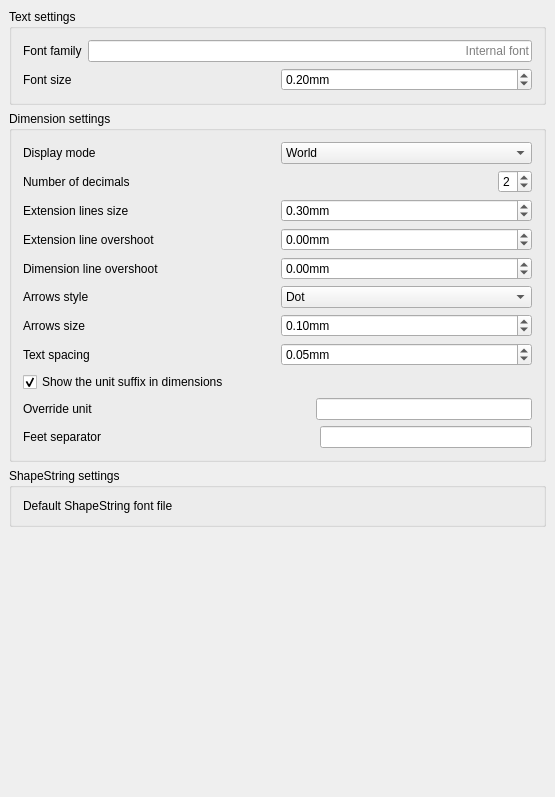
southseact-3d/fcd, file src/Mod/Draft/Resources/ui/preferences-drafttexts.ui: the form before one commit.
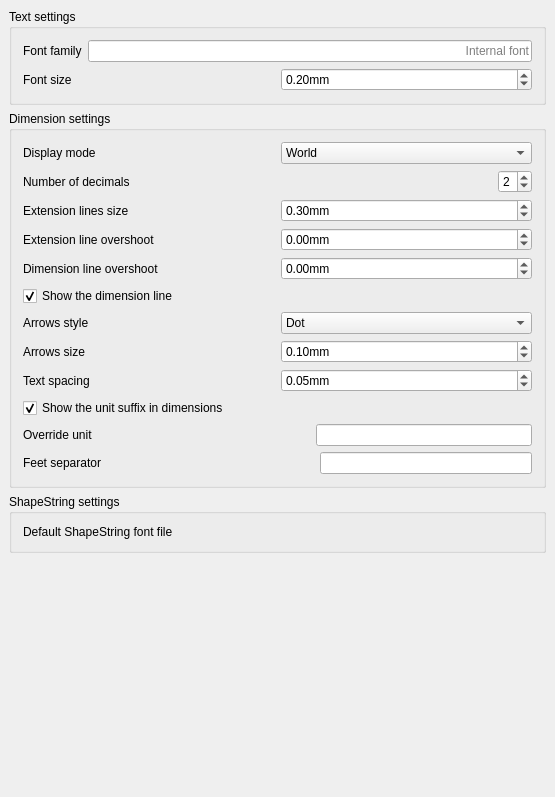
The form after the commit. Custom widgets are drawn as their Qt base class.

The edit to the form file:
```diff
--- a/src/Mod/Draft/Resources/ui/preferences-drafttexts.ui
+++ b/src/Mod/Draft/Resources/ui/preferences-drafttexts.ui
@@ -310,6 +310,26 @@
         </item>
        </layout>
       </item>
+      <item>
+       <layout class="QHBoxLayout" name="horizontalLayout_11">
+        <item>
+         <widget class="Gui::PrefCheckBox" name="checkBox">
+          <property name="text">
+           <string>Show the dimension line</string>
+          </property>
+          <property name="checked">
+           <bool>true</bool>
+          </property>
+          <property name="prefEntry" stdset="0">
+           <cstring>DimShowLine</cstring>
+          </property>
+          <property name="prefPath" stdset="0">
+           <cstring>Mod/Draft</cstring>
+          </property>
+         </widget>
+        </item>
+       </layout>
+      </item>
       <item>
        <layout class="QHBoxLayout" name="horizontalLayout_14">
         <item>
```
